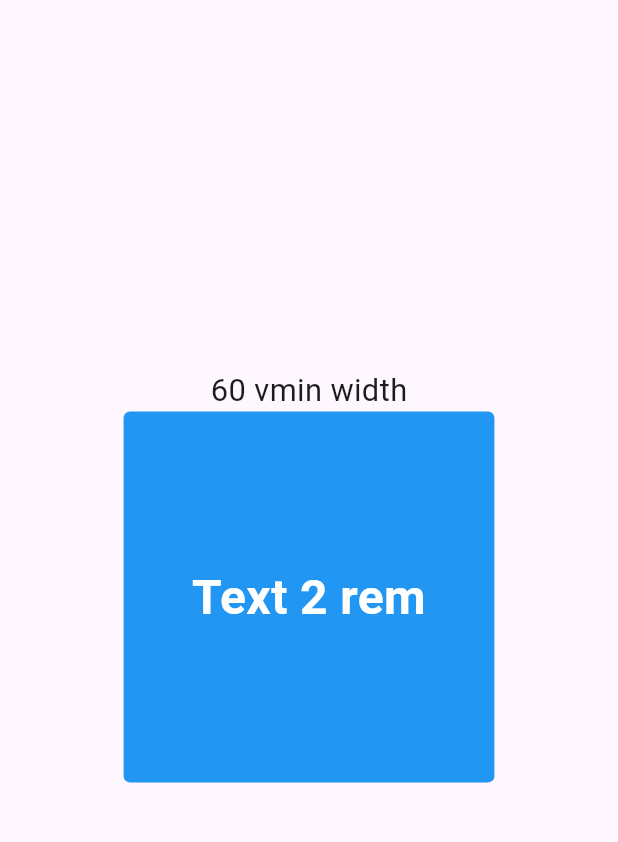
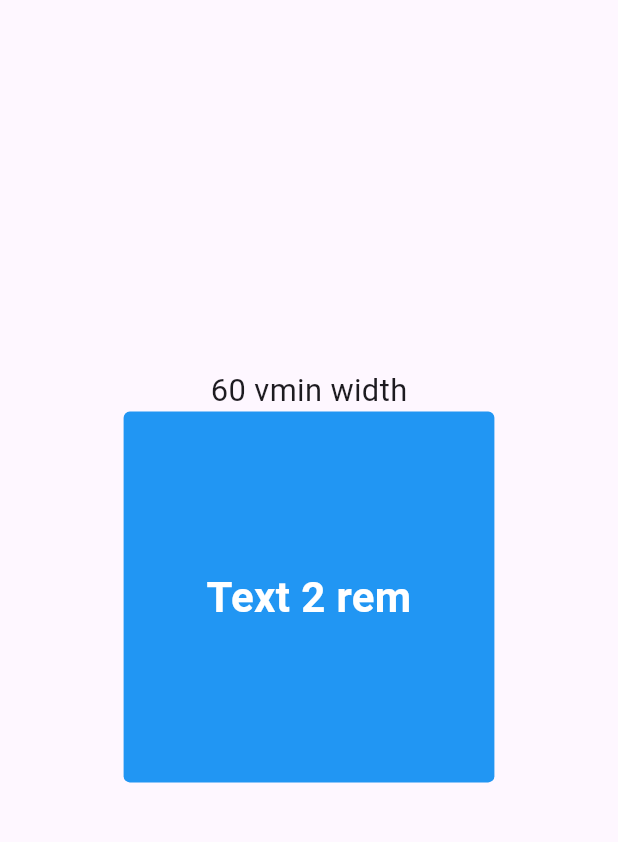
Before and after one commit to devmaslove/css_units, a Flutter app: the screen it shows after launch, on a phone screen of 412 x 824 dp, the part 63-905 px from its top. Run offline on Flutter 3.47's test engine with Material 3 defaults, Android fonts, the phone set to English and light mode, and no system bars.

Commit message:
fix: Theme.textTheme.bodyText1

```diff
--- a/lib/css_units.dart
+++ b/lib/css_units.dart
@@ -12,7 +12,8 @@ extension CssViewportUnits on double {
   /// Set default font size from context (Theme textTheme bodyText1 fontSize)
   static initContextSizes(BuildContext context) {
     _screenSize = MediaQuery.of(context).size;
-    _fontSize = Theme.of(context).textTheme.bodyText1?.fontSize ?? _fontSizeDef;
+    _fontSize =
+        Theme.of(context).textTheme.bodyMedium?.fontSize ?? _fontSizeDef;
   }
 
   /// Set custom default font size
```
Also changed, not shown: example/pubspec.lock.
